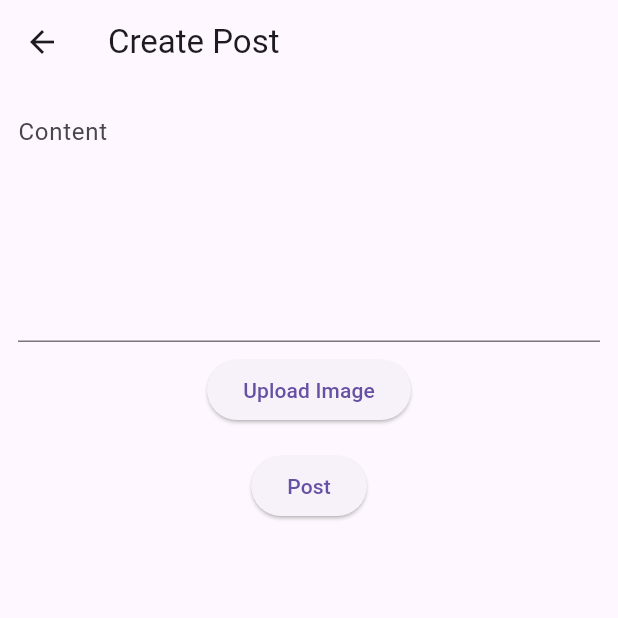
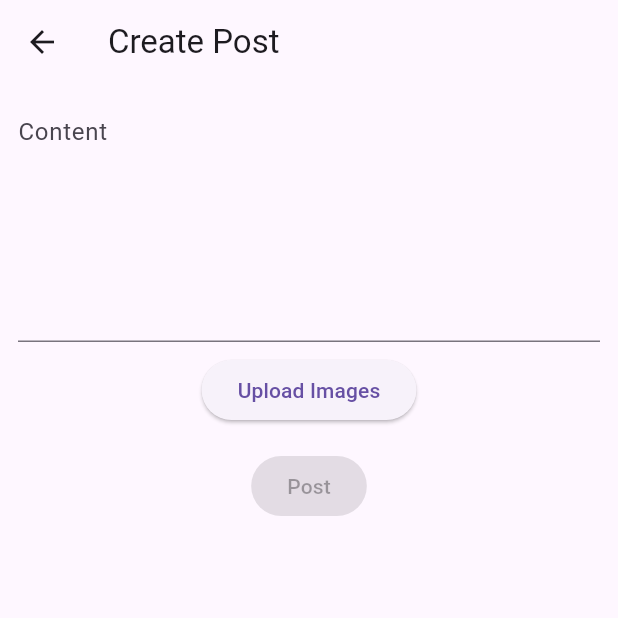
Before and after one commit to Nguyen-Van-Truong/SocialApp, a Flutter app: the Home screen opened directly, after a tap on the "add" icon, on a phone screen of 412 x 824 dp, the top half of it. Run offline on Flutter 3.47's test engine with Material 3 defaults, Android fonts, the phone set to English and light mode, and no system bars; our stand-ins replace image_picker, shared_preferences; accounts and stored records are empty; network calls fail.

Commit message:
Hiển thị các bài viết mới nhất của bạn bè và bản thân, bài viết có thế hiển thị nhiều hình ảnh dưới dạng lưới, tạo bài viết với nhiều hình ảnh, tạo file config chứa cấu hình địa chỉ

```diff
--- /dev/null
+++ b/lib/config.dart
@@ -0,0 +1,3 @@
+class Config {
+  static const String BASE_URL = 'http://192.168.1.4/social_app_webservice';
+}
--- a/lib/views/screen/CreatePostScreen.dart
+++ b/lib/views/screen/CreatePostScreen.dart
@@ -3,6 +3,7 @@ import 'package:flutter/material.dart';
 import 'package:image_picker/image_picker.dart';
 import 'package:http/http.dart' as http;
 import 'package:shared_preferences/shared_preferences.dart';
+import 'package:social_app/config.dart';
 
 class CreatePostScreen extends StatefulWidget {
   @override
@@ -11,13 +12,15 @@ class CreatePostScreen extends StatefulWidget {
 
 class _CreatePostScreenState extends State<CreatePostScreen> {
   final TextEditingController _contentController = TextEditingController();
-  File? _image;
+  List<File> _images = []; // List to store multiple images
   String? _userId;
+  final GlobalKey<ScaffoldState> _scaffoldKey = GlobalKey<ScaffoldState>();
 
   @override
   void initState() {
     super.initState();
     _loadUserId();
+    _contentController.addListener(_updateButtonState);
   }
 
   Future<void> _loadUserId() async {
@@ -27,35 +30,64 @@ class _CreatePostScreenState extends State<CreatePostScreen> {
     });
   }
 
+  Future<void> _pickImages() async {
+    final ImagePicker _picker = ImagePicker();
+    final List<XFile>? selectedImages = await _picker.pickMultiImage();
+
+    if (selectedImages != null) {
+      setState(() {
+        _images.addAll(selectedImages.map((image) => File(image.path)));
+      });
+    }
+  }
+
   Future<void> _uploadPost() async {
-    var uri = Uri.parse('http://192.168.1.4/social_app_webservice/api/posts/createPost.php');
+    var uri = Uri.parse('${Config.BASE_URL}/api/posts/createPost.php');
     var request = http.MultipartRequest('POST', uri)
-      ..fields['userId'] = _userId ?? '1' // Sử dụng userId từ SharedPreferences
+      ..fields['userId'] = _userId ?? '1'
       ..fields['content'] = _contentController.text
-      ..fields['visible'] = '1'; // Giả sử rằng mọi bài viết đều là hiển thị
+      ..fields['visible'] = '1';
 
-    if (_image != null) {
-      request.files.add(await http.MultipartFile.fromPath('image', _image!.path));
+    for (var image in _images) {
+      request.files.add(await http.MultipartFile.fromPath('image[]', image.path));
     }
 
     var response = await request.send();
 
     if (response.statusCode == 200) {
       print('Bài viết đã được đăng');
-      // Xử lý thêm sau khi đăng bài viết thành công
+      _showMessage(context, 'Bài viết đã được đăng', Colors.green);
+      setState(() {
+        _contentController.text = '';
+        _images.clear();
+      });
     } else {
       print('Lỗi khi đăng bài viết');
-      // Xử lý lỗi
+      _showMessage(context, 'Lỗi khi đăng bài viết', Colors.red);
     }
+  }
+
+  void _showMessage(BuildContext context, String message, Color backgroundColor) {
+    ScaffoldMessenger.of(context).showSnackBar(
+      SnackBar(
+        content: Text(message),
+        backgroundColor: backgroundColor,
+      ),
+    );
+  }
+
+  void _updateButtonState() {
+    setState(() {});
   }
 
   @override
   Widget build(BuildContext context) {
     return Scaffold(
+      key: _scaffoldKey,
       appBar: AppBar(
         title: Text('Create Post'),
       ),
-      body: Padding(
+      body: SingleChildScrollView(
         padding: EdgeInsets.all(12.0),
         child: Column(
           children: <Widget>[
@@ -66,23 +98,18 @@ class _CreatePostScreenState extends State<CreatePostScreen> {
             ),
             SizedBox(height: 8),
             ElevatedButton(
-              onPressed: () async {
-                final ImagePicker _picker = ImagePicker();
-                final XFile? image = await _picker.pickImage(source: ImageSource.gallery);
-
-                if (image != null) {
-                  setState(() {
-                    _image = File(image.path);
-                  });
-                }
-              },
-              child: Text('Upload Image'),
+              onPressed: _pickImages,
+              child: Text('Upload Images'),
             ),
             SizedBox(height: 8),
-            _image != null ? Image.file(_image!) : Container(),
+            Wrap(
+              children: _images.map((image) => Image.file(image, width: 100, height: 100)).toList(),
+            ),
             SizedBox(height: 8),
             ElevatedButton(
-              onPressed: _uploadPost,
+              onPressed: _contentController.text.isNotEmpty || _images.isNotEmpty
+                  ? _uploadPost
+                  : null,
               child: Text('Post'),
             ),
           ],
--- a/lib/views/screen/auth/login.dart
+++ b/lib/views/screen/auth/login.dart
@@ -7,6 +7,7 @@ import 'dart:convert';
 import 'package:shared_preferences/shared_preferences.dart';
 
 import 'forgot_password.dart';
+import 'package:social_app/config.dart';
 
 class Login extends StatelessWidget {
   final TextEditingController _emailController = TextEditingController();
@@ -14,7 +15,7 @@ class Login extends StatelessWidget {
 
   Future<void> _login(BuildContext context) async {
     var response = await http.post(
-      Uri.parse('http://192.168.1.4/social_app_webservice/api/users/login.php'),
+      Uri.parse('${Config.BASE_URL}/api/users/login.php'),
       body: {
         'email': _emailController.text,
         'password': _passwordController.text,
@@ -29,7 +30,8 @@ class Login extends StatelessWidget {
         await prefs.setString('token', data['token']);
         await prefs.setInt('user_id', data['user_id']);
 
-        Navigator.pushReplacement(context, MaterialPageRoute(builder: (context) => MainScreen()));
+        Navigator.pushReplacement(
+            context, MaterialPageRoute(builder: (context) => MainScreen()));
       } else {
         _showErrorDialog(context, data['message']);
       }
--- a/lib/views/screen/home.dart
+++ b/lib/views/screen/home.dart
@@ -1,8 +1,52 @@
 import 'package:flutter/material.dart';
 import '../widgets/MainScreen.dart';
 import 'CreatePostScreen.dart';
+import 'package:http/http.dart' as http;
+import 'dart:convert';
+import 'package:shared_preferences/shared_preferences.dart';
+import 'package:social_app/config.dart';
 
-class Home extends StatelessWidget {
+class Home extends StatefulWidget {
+  @override
+  _HomeState createState() => _HomeState();
+}
+
+class _HomeState extends State<Home> {
+  List<dynamic> posts = []; // List to store post data
+
+  @override
+  void initState() {
+    super.initState();
+    fetchPosts();
+  }
+
+  Future<void> fetchPosts() async {
+    try {
+      SharedPreferences prefs = await SharedPreferences.getInstance();
+      int userId = prefs.getInt('user_id') ?? 0;
+      var url = Uri.parse('${Config.BASE_URL}/api/posts/getFriendPosts.php');
+      var response = await http.post(url, body: {'userId': userId.toString()});
+
+      if (response.statusCode == 200) {
+        var jsonData = json.decode(response.body);
+        if (jsonData['success']) {
+          setState(() {
+            posts = jsonData['posts'];
+          });
+        }
+      } else {
+        print('Failed to load posts');
+      }
+    } catch (e) {
+      print('Error: $e');
+    }
+  }
+
+  Future<void> _onRefresh() async {
+    // Implement your logic to fetch new posts
+    await fetchPosts();
+  }
+
   @override
   Widget build(BuildContext context) {
     return Scaffold(
@@ -13,41 +57,27 @@ class Home extends StatelessWidget {
           IconButton(
             icon: Icon(Icons.menu),
             onPressed: () {
-              // Xử lý sự kiện khi menu được nhấn
+              // Menu button event
             },
           ),
         ],
       ),
-      body: Column(
-        children: <Widget>[
-          Expanded(
-            child: SingleChildScrollView(
-              child: Column(
-                children: <Widget>[
-                  _buildUserPost(
-                    'Bryant Marley',
-                    '35 min ago',
-                    'assets/images/naruto.jpg',
-                    'This is the text for Bryant Marley\'s post. ', // Example long text
+      body: RefreshIndicator(
+        onRefresh: _onRefresh,
+        child: ListView.builder(
+          itemCount: posts.length,
+          itemBuilder: (context, index) {
+            var post = posts[index];
+            List<String> mediaUrls = List<String>.from(
+                post['media_urls'].map((item) => item.toString()));
+            return _buildUserPost(
+              post['user_id'].toString(), // Placeholder for user name
+              post['created_at'], // Example: '35 min ago'
+              mediaUrls,
+              post['content'],
+            );
+          },
         ),
-                  _buildUserPost(
-                    'Kurt Toms',
-                    '25 min ago',
-                    'assets/images/naruto.jpg',
-                    'This is the text for Kurt Toms\' post.',
-                  ),
-                  _buildUserPost(
-                    'Ling Waldner',
-                    '37 min ago',
-                    'assets/images/naruto.jpg',
-                    'This is the text for Ling Waldner\'s post.',
-                  ),
-                  // Thêm các widget cho người dùng khác nếu cần
-                ],
-              ),
-            ),
-          ),
-        ],
       ),
       floatingActionButton: FloatingActionButton(
         onPressed: () {
@@ -60,78 +90,92 @@ class Home extends StatelessWidget {
     );
   }
 
-  Widget _buildUserPost(String name, String timeAgo, String imagePath, String postText) {
+  Widget _buildUserPost(String name, String timeAgo, List<String> mediaUrls, String postText) {
     return Column(
       children: <Widget>[
-        Padding(
+        _buildPostHeader(name, timeAgo),
+        _buildPostContent(postText),
+        _buildPostImages(mediaUrls),
+        _buildPostActions(),
+        Divider(),
+      ],
+    );
+  }
+
+  Widget _buildPostHeader(String name, String timeAgo) {
+    return Padding(
       padding: const EdgeInsets.all(8.0),
       child: Row(
         children: <Widget>[
           CircleAvatar(
-                backgroundImage: AssetImage(imagePath),
+            backgroundImage: AssetImage('assets/images/user_placeholder.png'),
           ),
           SizedBox(width: 8.0),
           Column(
             crossAxisAlignment: CrossAxisAlignment.start,
             children: <Widget>[
-                  Text(
-                    name,
-                    style: TextStyle(fontWeight: FontWeight.bold),
-                  ),
+              Text(name, style: TextStyle(fontWeight: FontWeight.bold)),
               Text(timeAgo),
             ],
           ),
         ],
       ),
+    );
+  }
+
+  Widget _buildPostContent(String postText) {
+    return Padding(
+      padding: const EdgeInsets.all(8.0),
+      child: Text(postText, style: TextStyle(fontSize: 18)),
+    );
+  }
+
+  Widget _buildPostImages(List<String> mediaUrls) {
+    if (mediaUrls.isEmpty) return SizedBox.shrink();
+    return GridView.builder(
+      shrinkWrap: true,
+      physics: NeverScrollableScrollPhysics(),
+      gridDelegate: SliverGridDelegateWithFixedCrossAxisCount(
+        crossAxisCount: mediaUrls.length > 1 ? 2 : 1,
+        crossAxisSpacing: 4,
+        mainAxisSpacing: 4,
       ),
-        Padding(
-          padding: const EdgeInsets.all(8.0),
-          child: Text(
-            postText,
-            style: TextStyle(fontSize: 18), // Adjust the font size as needed
-          ),
-        ),
-        Image.asset(imagePath), // Add the post image
-        Row(
+      itemCount: mediaUrls.length,
+      itemBuilder: (context, index) {
+        return GestureDetector(
+          onTap: () => _showFullImage(context, mediaUrls[index]),
+          child: Image.network("${Config.BASE_URL}/" + mediaUrls[index]),
+        );
+      },
+    );
+  }
+
+  void _showFullImage(BuildContext context, String imageUrl) {
+    showDialog(
+      context: context,
+      builder: (_) => Dialog(child: Image.network("${Config.BASE_URL}/" + imageUrl)),
+    );
+  }
+
+  Widget _buildPostActions() {
+    return Row(
       mainAxisAlignment: MainAxisAlignment.spaceBetween,
       children: <Widget>[
-            Row(
-              children: <Widget>[
-                IconButton(
-                  icon: Icon(Icons.thumb_up),
-                  onPressed: () {
-                    // Handle like button press
-                  },
-                ),
-                Text('Like'),
-              ],
-            ),
-            Row(
-              children: <Widget>[
-                IconButton(
-                  icon: Icon(Icons.comment),
-                  onPressed: () {
-                    // Handle comment button press
-                  },
-                ),
-                Text('Comment'),
-              ],
-            ),
-            Row(
-              children: <Widget>[
-                IconButton(
-                  icon: Icon(Icons.share),
-                  onPressed: () {
-                    // Handle share button press
-                  },
-                ),
-                Text('Share'),
-              ],
-            ),
-          ],
-        ),
-        Divider(), // Add a divider between posts
+        _buildActionButton(Icons.thumb_up, 'Like', () {/* Handle Like */}),
+        _buildActionButton(Icons.comment, 'Comment', () {/* Handle Comment */}),
+        _buildActionButton(Icons.share, 'Share', () {/* Handle Share */}),
       ],
     );
   }
+
+  Widget _buildActionButton(IconData icon, String text, VoidCallback onPressed) {
+    return Row(
+      children: <Widget>[
+        IconButton(icon: Icon(icon), onPressed: onPressed),
+        Text(text),
+      ],
+    );
   }
+
+
+}
```
Lines whose indentation alone changed are shown as unchanged.
